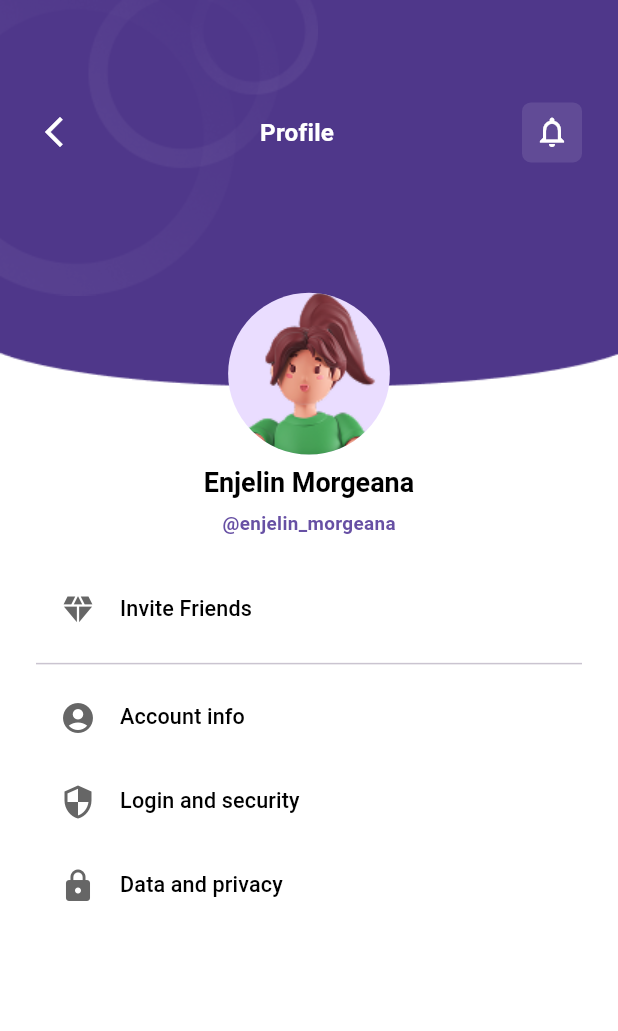
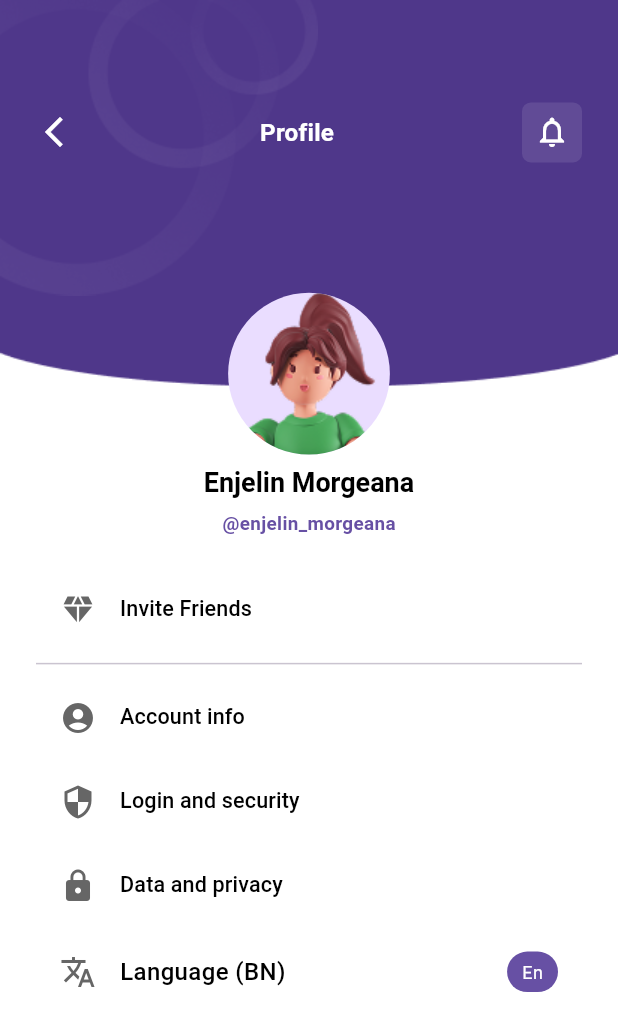
Before and after one commit to didipta/expense_tracker_app, a Flutter app: the ProfileScreen screen opened directly, on a phone screen of 412 x 824 dp. Shown: the top 1031 px of the screen. Run offline on Flutter 3.47's test engine with Material 3 defaults, Android fonts, the phone set to English and light mode, and no system bars; our stand-ins replace dio, dotted_border, fl_chart, flutter_bloc, flutter_screenutil, go_router and 2 more; missing offline and left inert: dio_smart_retry; accounts and stored records are empty.

Commit message:
design update profile screen

```diff
--- a/lib/features/auth/presentation/pages/login_page.dart
+++ b/lib/features/auth/presentation/pages/login_page.dart
@@ -23,10 +23,7 @@ class _LoginPageState extends State<LoginPage> {
       body: SingleChildScrollView(
         child: Column(
           children: [
-            Padding(
-              padding: const EdgeInsets.only(top: 40.0),
-              child: LanguageWidget(),
-            ),
+
             Container(
               padding:EdgeInsets.only(left: 24.w, right: 24.w,top: 92.h, bottom: 58.h),
               child: Center(
--- a/lib/features/profile/presentation/pages/profile_screen.dart
+++ b/lib/features/profile/presentation/pages/profile_screen.dart
@@ -3,7 +3,9 @@ import 'package:expense_tracker_app/features/profile/presentation/widgets/profil
 import 'package:expense_tracker_app/shared/widgets/layout_body.dart';
 import 'package:flutter/material.dart';
 import 'package:flutter_screenutil/flutter_screenutil.dart';
+import 'package:go_router/go_router.dart';
 
+import '../../../../shared/widgets/language_widget.dart';
 import '../widgets/profile_header.dart';
 import '../widgets/profile_menu_tile.dart';
 
@@ -72,13 +74,16 @@ class _ProfileScreenState extends State<ProfileScreen> {
         ProfileMenuTile(
           icon: Icons.security,
           title: 'Login and security',
-          onTap: () {},
+          onTap: () {
+            context.go("/login");
+          },
         ),
         ProfileMenuTile(
           icon: Icons.lock,
           title: 'Data and privacy',
           onTap: () {},
         ),
+        LanguageWidget(),
       ],
     );
   }
--- a/lib/shared/widgets/language_widget.dart
+++ b/lib/shared/widgets/language_widget.dart
@@ -1,5 +1,6 @@
 import 'package:flutter/material.dart';
 import 'package:flutter_bloc/flutter_bloc.dart';
+import 'package:flutter_screenutil/flutter_screenutil.dart';
 
 import '../../core/localization/blocs/language_selector_cubit.dart';
 
@@ -17,17 +18,40 @@ class LanguageWidget extends StatelessWidget {
       child: BlocBuilder<LanguageSelectorCubit, Locale>(
         builder: (context, state) {
           final currentLang = state.languageCode;
-          return GestureDetector(
+          return Padding(
+            padding: const EdgeInsets.all(16.0),
+            child: GestureDetector(
               onTap: () => _toggleLanguage(context, state),
-            child: Container(
-              padding: const EdgeInsets.symmetric(horizontal: 20, vertical: 10),
+              child: Row(
+                mainAxisAlignment: MainAxisAlignment.spaceBetween,
+                children: [
+                  Row(
+                    children: [
+                      Icon(
+                        currentLang == 'en' ? Icons.language : Icons.translate,
+                          color: Color(0xFF666666), size: 24.0
+                      ),
+                      SizedBox(width: 16.w),
+                      Text(
+                        "Language (${currentLang.toUpperCase()})",
+                        style: const TextStyle(fontSize: 16, fontWeight: FontWeight.w500),
+                      ),
+                      const SizedBox(width: 10),
+
+                    ],
+                  ),
+                  Container(
+                    padding: const EdgeInsets.symmetric(horizontal: 10, vertical: 5),
                     decoration: BoxDecoration(
                       color: Theme.of(context).primaryColor,
                       borderRadius: BorderRadius.circular(30),
                     ),
                     child: Text(
                       currentLang == 'en' ? 'Bn' : 'En',
-                style: const TextStyle(color: Colors.white, fontSize: 16),
+                      style: const TextStyle(color: Colors.white, fontSize: 12),
+                    ),
+                  ),
+                ],
               ),
             ),
           );
```
Lines whose indentation alone changed are shown as unchanged.
